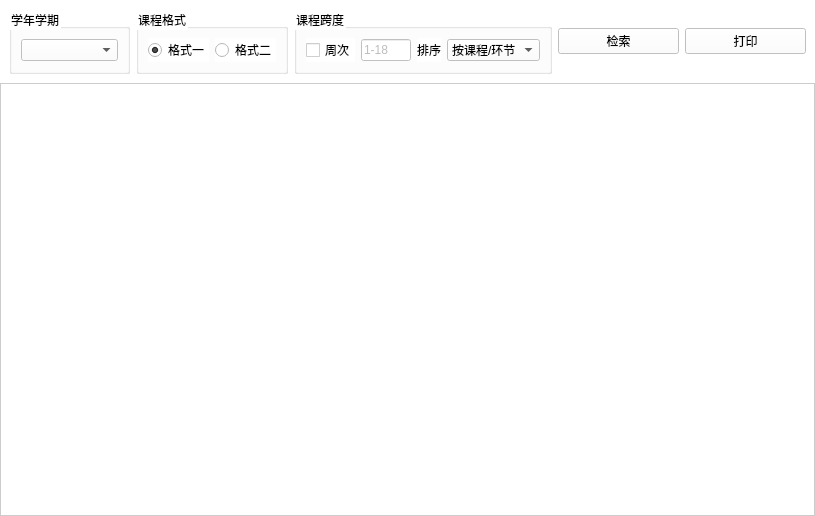
This is Qt-Zhku-Client/CurriculumArrangement_Ui.ui in yujiecong/Qt-Zhku-Client as Qt 5 draws it before an edit. The edited form follows.
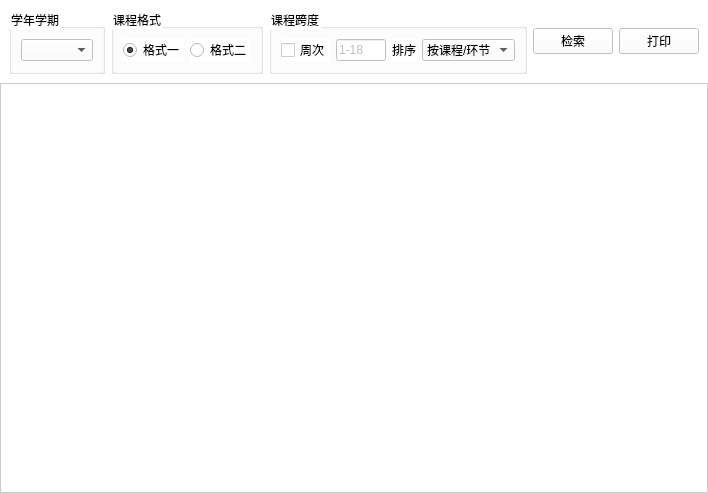
This is the edited form.

```diff
--- a/Qt-Zhku-Client/CurriculumArrangement_Ui.ui
+++ b/Qt-Zhku-Client/CurriculumArrangement_Ui.ui
@@ -6,8 +6,8 @@
    <rect>
     <x>0</x>
     <y>0</y>
-    <width>815</width>
-    <height>516</height>
+    <width>704</width>
+    <height>493</height>
    </rect>
   </property>
   <property name="windowTitle">
@@ -180,8 +180,8 @@
        <rect>
         <x>0</x>
         <y>0</y>
-        <width>813</width>
-        <height>444</height>
+        <width>702</width>
+        <height>421</height>
        </rect>
       </property>
       <layout class="QVBoxLayout" name="imgVerticalLayout">
@@ -200,19 +200,6 @@
        <property name="bottomMargin">
         <number>50</number>
        </property>
-       <item>
-        <spacer name="verticalSpacer">
-         <property name="orientation">
-          <enum>Qt::Vertical</enum>
-         </property>
-         <property name="sizeHint" stdset="0">
-          <size>
-           <width>20</width>
-           <height>40</height>
-          </size>
-         </property>
-        </spacer>
-       </item>
       </layout>
      </widget>
     </widget>
```
